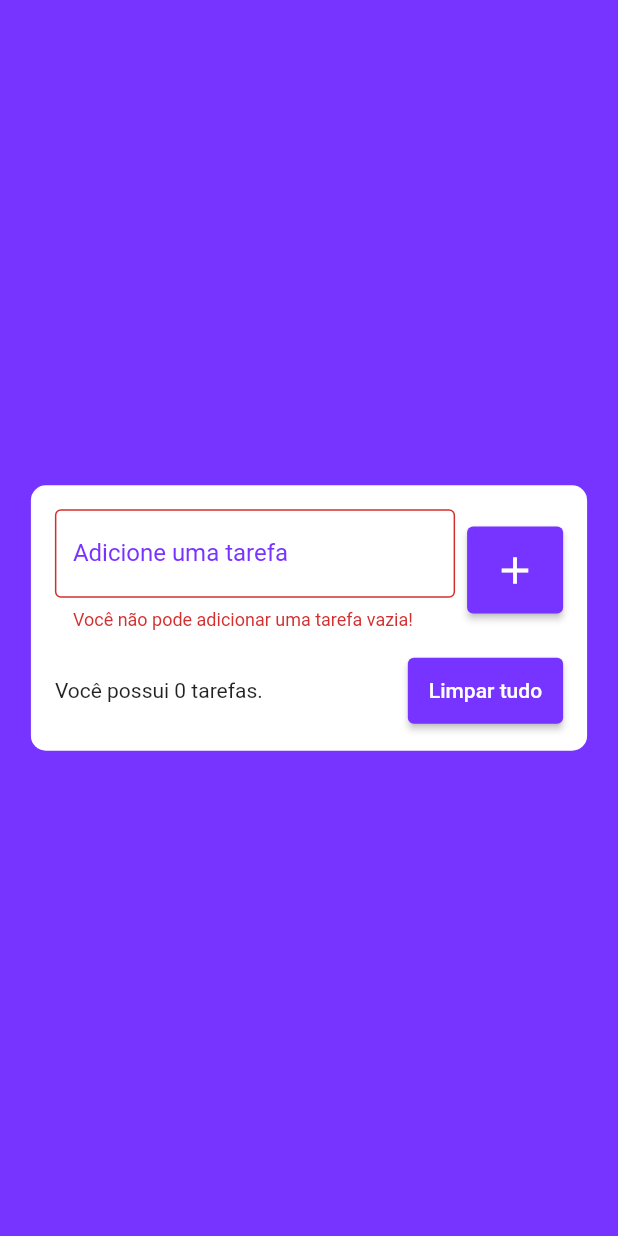
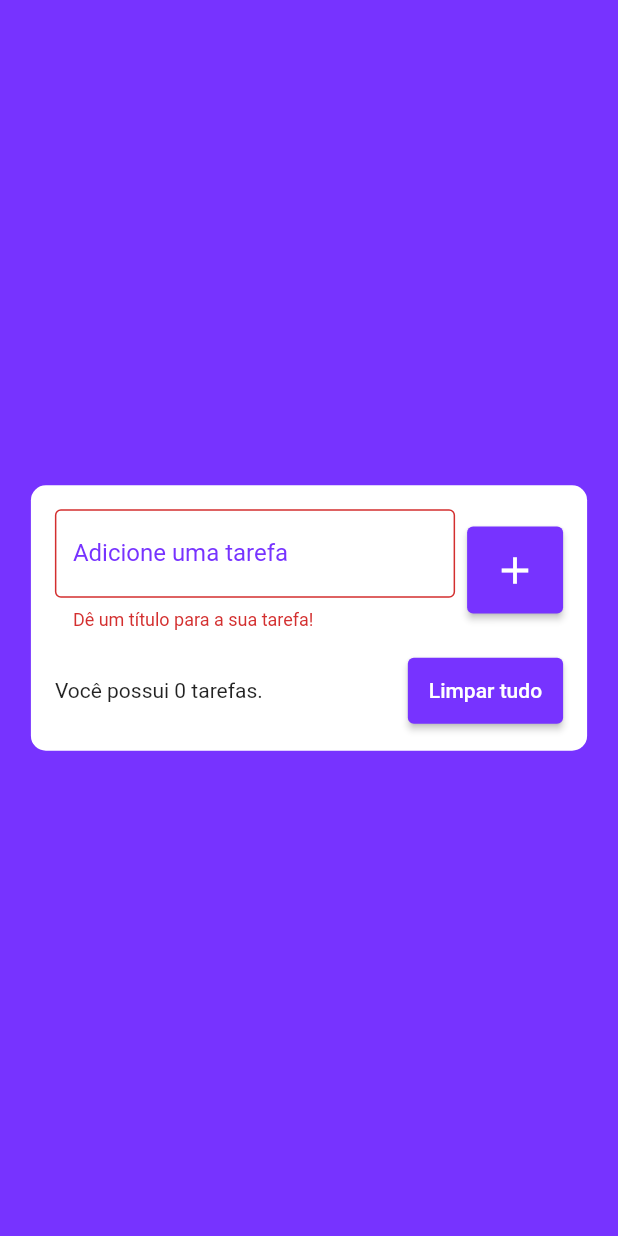
Before and after one commit to marcusviniciusg03dev/aplicativo-de-tarefas, a Flutter app: the screen it shows after launch, after a tap on the "add" icon, on a phone screen of 412 x 824 dp. Run offline on Flutter 3.47's test engine with Material 2 defaults, Android fonts, the phone set to English and light mode, and no system bars; our stand-ins replace flutter_slidable, shared_preferences.

Commit message:
add max height to center container, change error text when trying to add empty task, add plural and singular task langth feedback, etc.

```diff
--- a/lib/pages/todo_list_page.dart
+++ b/lib/pages/todo_list_page.dart
@@ -42,6 +42,7 @@ class _TodoListPageState extends State<TodoListPage> {
           body: Center(
             child: Container(
               width: screenSize.width * .9,
+              constraints: BoxConstraints(maxHeight: screenSize.height * .7),
               padding: EdgeInsets.all(16),
               decoration: BoxDecoration(
                   color: Colors.white, borderRadius: BorderRadius.circular(10)),
@@ -74,8 +75,7 @@ class _TodoListPageState extends State<TodoListPage> {
 
                             if (todoText.trim().isEmpty) {
                               setState(() {
-                                errorText =
-                                    'Você não pode adicionar uma tarefa vazia!';
+                                errorText = 'Dê um título para a sua tarefa!';
                               });
                               return;
                             }
@@ -111,7 +111,8 @@ class _TodoListPageState extends State<TodoListPage> {
                   Row(
                     children: [
                       Expanded(
-                          child: Text('Você possui ${todos.length} tarefas.')),
+                          child: Text(
+                              'Você possui ${todos.length} ${todos.length == 1 ? 'tarefa' : 'tarefas'}.')),
                       SizedBox(
                         width: 8,
                       ),
@@ -143,7 +144,7 @@ class _TodoListPageState extends State<TodoListPage> {
     ScaffoldMessenger.of(context).clearSnackBars();
     ScaffoldMessenger.of(context).showSnackBar(SnackBar(
         content: Text(
-          'Tarefa ${todo.title} foi removida com sucesso.',
+          'Tarefa "${todo.title}" foi removida com sucesso.',
           style: TextStyle(color: Colors.blue[400]),
         ),
         backgroundColor: Colors.white,
```
